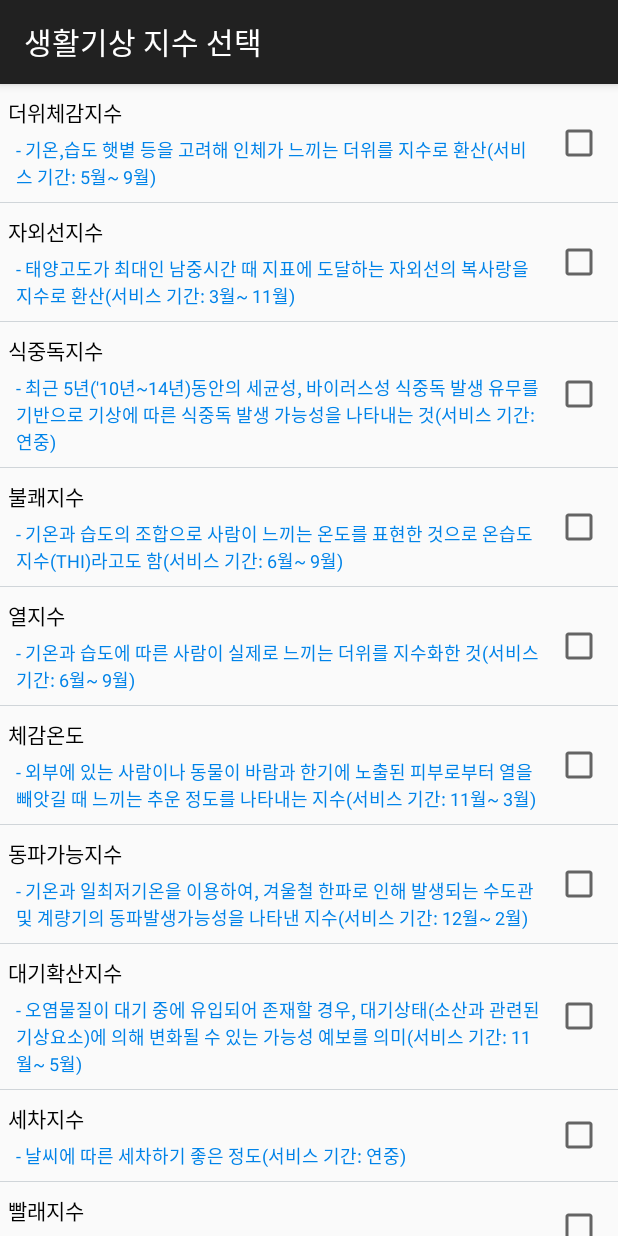
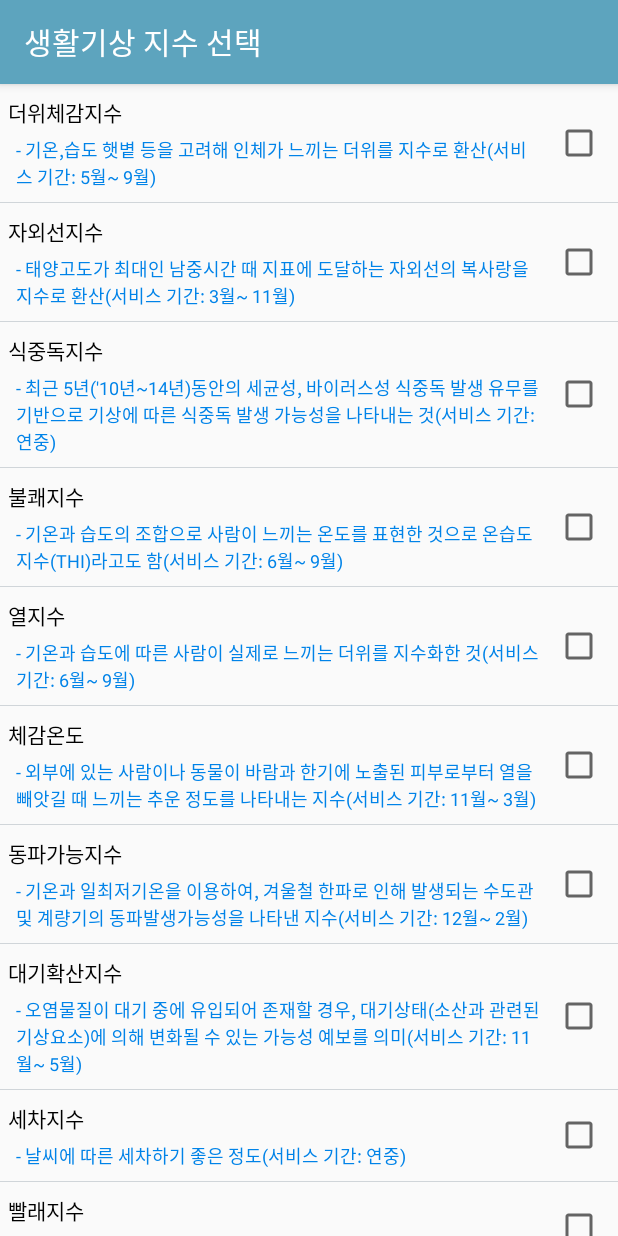
Before and after one commit to yyk1213/weather_mobile, an Android app: the screen it shows after launch (LivingWeather), in the options menu, after a tap on "생활 기상지수 선택", on a phone screen of 412 x 824 dp. Run offline under Robolectric (Android 15) with nearby library versions, the phone set to English and light mode, and no system bars; libraries missing offline, so code that uses them is left out: com.facebook.stetho; 2 statements that could not run were skipped.

Commit message:
1. 액션바 색상 변경

```diff
--- a/MyApplication/app/src/main/AndroidManifest.xml
+++ b/MyApplication/app/src/main/AndroidManifest.xml
@@ -15,9 +15,9 @@
         android:allowBackup="true"
         android:icon="@drawable/launcher_icon"
         android:label="@string/app_name"
-        android:roundIcon="@drawable/launcher_icon"
         android:supportsRtl="true"
-        android:theme="@style/Theme.AppCompat.Light.DarkActionBar">
+        android:theme="@style/AppTheme"
+        android:logo="@drawable/launcher_icon">
         <meta-data
             android:name="com.google.android.geo.API_KEY"
             android:value="AIzaSyBJp9XK3ChBsBm44Ag7wKDWhbhuubdW-Ao" />
--- a/MyApplication/app/src/main/res/menu/setting_menu.xml
+++ b/MyApplication/app/src/main/res/menu/setting_menu.xml
@@ -19,5 +19,5 @@
  <item
      android:id="@+id/weather_alarm"
      android:orderInCategory="100"
-     android:title="날씨 알람설정"/>
+     android:title="날씨 D-day 설정"/>
 </menu>
--- a/MyApplication/app/src/main/res/values/colors.xml
+++ b/MyApplication/app/src/main/res/values/colors.xml
@@ -1,6 +1,6 @@
 <?xml version="1.0" encoding="utf-8"?>
 <resources>
-    <color name="colorPrimary">#3F51B5</color>
-    <color name="colorPrimaryDark">#303F9F</color>
-    <color name="colorAccent">#FF4081</color>
+    <color name="colorPrimary">#5DA4BE</color>
+    <color name="colorPrimaryDark">#A1CDE1</color>
+    <color name="colorAccent">#5DA4BE</color>
 </resources>
--- a/MyApplication/app/src/main/res/values/styles.xml
+++ b/MyApplication/app/src/main/res/values/styles.xml
@@ -6,8 +6,8 @@
         <item name="colorPrimary">@color/colorPrimary</item>
         <item name="colorPrimaryDark">@color/colorPrimaryDark</item>
         <item name="colorAccent">@color/colorAccent</item>
-        <item name="android:background">#F0FFFF</item>
     </style>
+
     <style name="Widget.Button.Toggle" parent="android:Widget">
         <item name="android:background">@drawable/toggle_bg</item>
     </style>
```
Also changed, not shown: MyApplication/app/src/main/res/drawable/ic_actionlogo.png (added).
